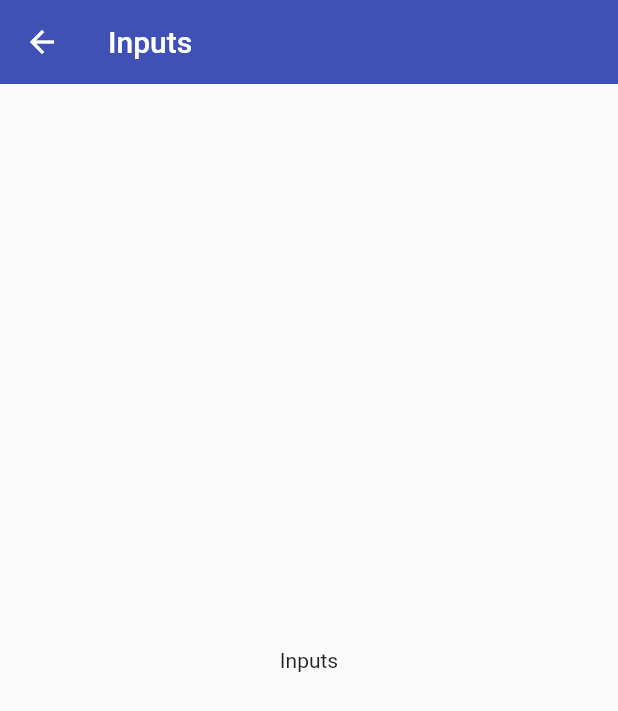
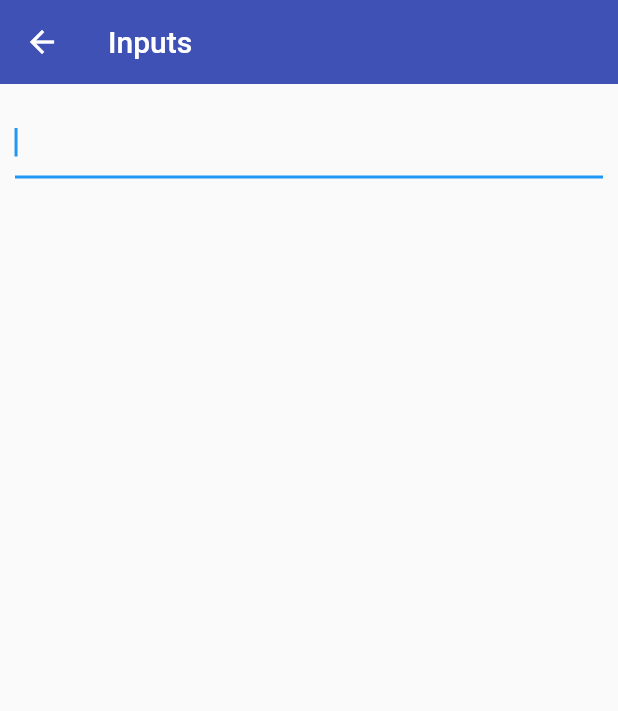
Before and after one commit to TecAbel/flutter-components, a Flutter app: the InputsScreen screen opened by its route, on a phone screen of 412 x 824 dp. Shown: the top 711 px of the screen. Run offline on Flutter 3.47's test engine with Material 2 defaults, Android fonts, the phone set to English and light mode, and no system bars.

Commit message:
feat(inputs): capitalization

```diff
--- a/lib/screens/inputs_sc.dart
+++ b/lib/screens/inputs_sc.dart
@@ -7,7 +7,16 @@ class InputsScreen extends StatelessWidget {
   Widget build(BuildContext context) {
     return Scaffold(
       appBar: AppBar(title: const Text('Inputs')),
-      body: const Center(child: Text('Inputs')),
+      body: SingleChildScrollView(
+          child: Padding(
+        padding: const EdgeInsets.symmetric(horizontal: 10, vertical: 15),
+        child: Column(children: [
+          TextFormField(
+            autofocus: true,
+            textCapitalization: TextCapitalization.words,
+          ),
+        ]),
+      )),
     );
   }
 }
```
